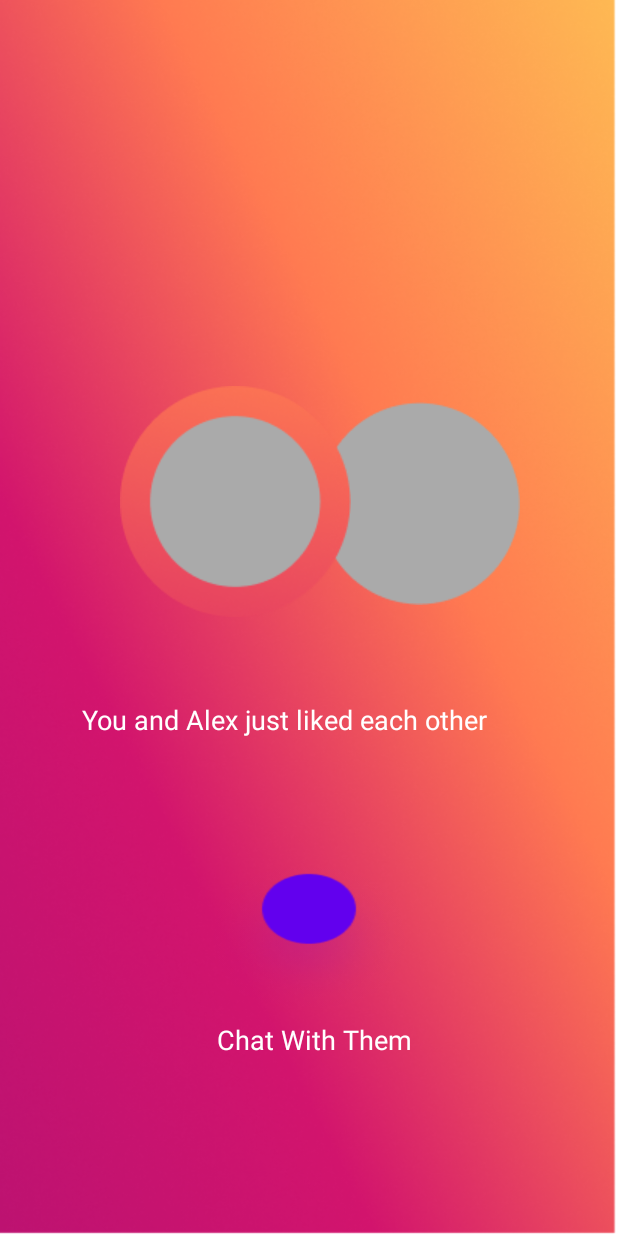
After one commit to ThanhTanPM2000/QuickDate, an Android app: the layout fragment_matches.xml on its own in the app's theme, with its tools: preview values and no code run, on a phone screen of 412 x 824 dp. The commit adds this screen. Run offline under Robolectric (Android 15) with nearby library versions, the phone set to English and light mode, and no system bars.

Commit message:
desige matches

```diff
--- /dev/null
+++ b/app/src/main/java/com/example/quicktest/Fregment/Matches.java
@@ -0,0 +1,4 @@
+package com.example.quicktest.Fregment;
+
+public class Matches {
+}
--- a/app/src/main/res/layout/activity_login.xml
+++ b/app/src/main/res/layout/activity_login.xml
@@ -57,7 +57,6 @@
         android:layout_width="wrap_content"
         android:layout_height="wrap_content"
         android:layout_marginTop="16dp"
-        android:drawableLeft="@drawable/_"
         android:drawablePadding="10dp"
         android:fontFamily="@font/raleway_bold"
         android:text="Sign up"
--- /dev/null
+++ b/app/src/main/res/layout/fragment_matches.xml
@@ -0,0 +1,72 @@
+<?xml version="1.0" encoding="utf-8"?>
+<androidx.constraintlayout.widget.ConstraintLayout xmlns:android="http://schemas.android.com/apk/res/android"
+    xmlns:app="http://schemas.android.com/apk/res-auto"
+    xmlns:tools="http://schemas.android.com/tools"
+    android:layout_width="match_parent"
+    android:layout_height="match_parent"
+    android:background="@drawable/nn">
+
+    <Button
+        android:id="@+id/btnchat"
+        android:layout_width="145dp"
+        android:layout_height="108dp"
+        android:layout_marginTop="40dp"
+        android:background="@drawable/nhantin2"
+        android:rotationX="-4"
+        app:backgroundTint=""
+        app:layout_constraintEnd_toEndOf="parent"
+        app:layout_constraintStart_toStartOf="parent"
+        app:layout_constraintTop_toBottomOf="@+id/tvAddfriend" />
+
+    <ImageView
+        android:id="@+id/imageAvatar2"
+        android:layout_width="wrap_content"
+        android:layout_height="wrap_content"
+        app:layout_constraintBottom_toBottomOf="parent"
+        app:layout_constraintEnd_toEndOf="parent"
+        app:layout_constraintHorizontal_bias="0.765"
+        app:layout_constraintStart_toStartOf="parent"
+        app:layout_constraintTop_toTopOf="parent"
+        app:layout_constraintVertical_bias="0.389"
+        app:srcCompat="@drawable/avatar2" />
+
+    <ImageView
+        android:id="@+id/imageAvatar1"
+        android:layout_width="wrap_content"
+        android:layout_height="wrap_content"
+        android:layout_marginStart="80dp"
+        app:layout_constraintBottom_toBottomOf="@+id/imageAvatar2"
+        app:layout_constraintEnd_toEndOf="@+id/imageAvatar2"
+        app:layout_constraintHorizontal_bias="0.0"
+        app:layout_constraintStart_toStartOf="parent"
+        app:layout_constraintTop_toTopOf="@+id/imageAvatar2"
+        app:layout_constraintVertical_bias="0.578"
+        app:srcCompat="@drawable/avatar1" />
+
+    <TextView
+        android:id="@+id/tvAddfriend"
+        android:layout_width="303dp"
+        android:layout_height="64dp"
+        android:layout_marginTop="64dp"
+        android:text="You and Alex just liked each other"
+        android:textColor="#FFFFFF"
+        android:textSize="18sp"
+        app:layout_constraintEnd_toEndOf="parent"
+        app:layout_constraintStart_toStartOf="parent"
+        app:layout_constraintTop_toBottomOf="@+id/imageAvatar2" />
+
+    <TextView
+        android:id="@+id/textView5"
+        android:layout_width="167dp"
+        android:layout_height="35dp"
+        android:text="Chat With Them"
+        android:textColor="#FFFFFF"
+        android:textSize="18sp"
+        app:layout_constraintBottom_toBottomOf="parent"
+        app:layout_constraintEnd_toEndOf="parent"
+        app:layout_constraintHorizontal_bias="0.59"
+        app:layout_constraintStart_toStartOf="parent"
+        app:layout_constraintTop_toTopOf="@+id/btnchat"
+        app:layout_constraintVertical_bias="0.503" />
+
+</androidx.constraintlayout.widget.ConstraintLayout>
```
Also changed, not shown: app/src/main/res/layout/fragment_swiper.xml (+24 -20 lines), app/src/main/res/drawable/avatar1.png (added), app/src/main/res/drawable/avatar2.png (added), app/src/main/res/drawable/nhantin.png (added), app/src/main/res/drawable/nhantin2.png (added).
